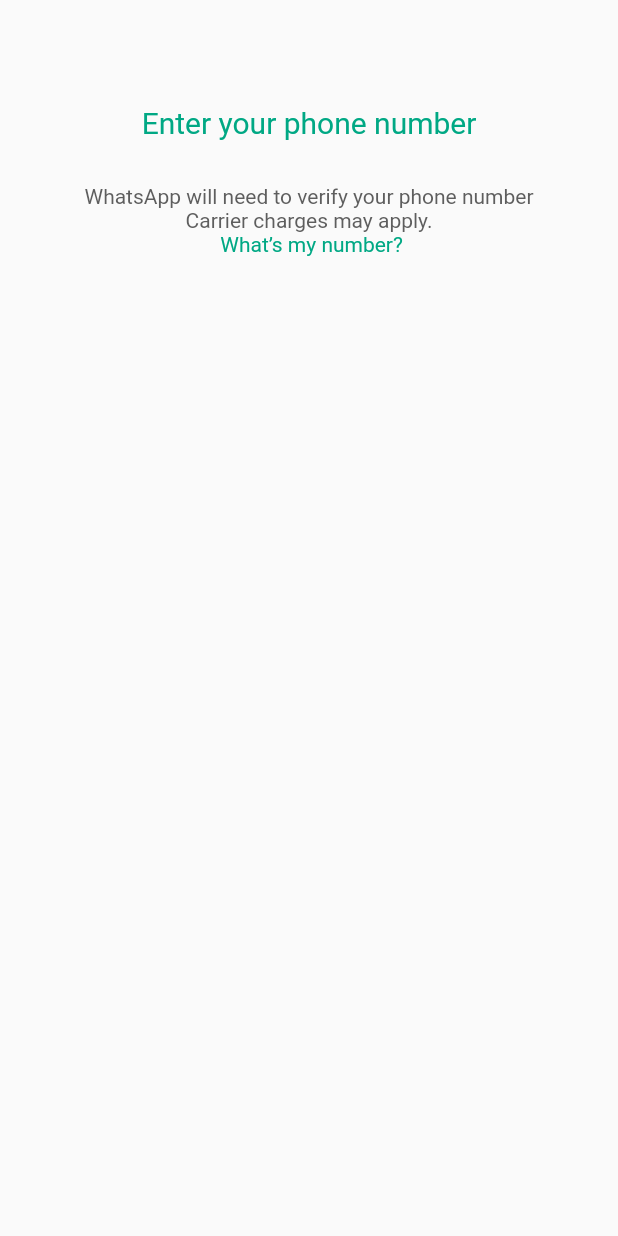
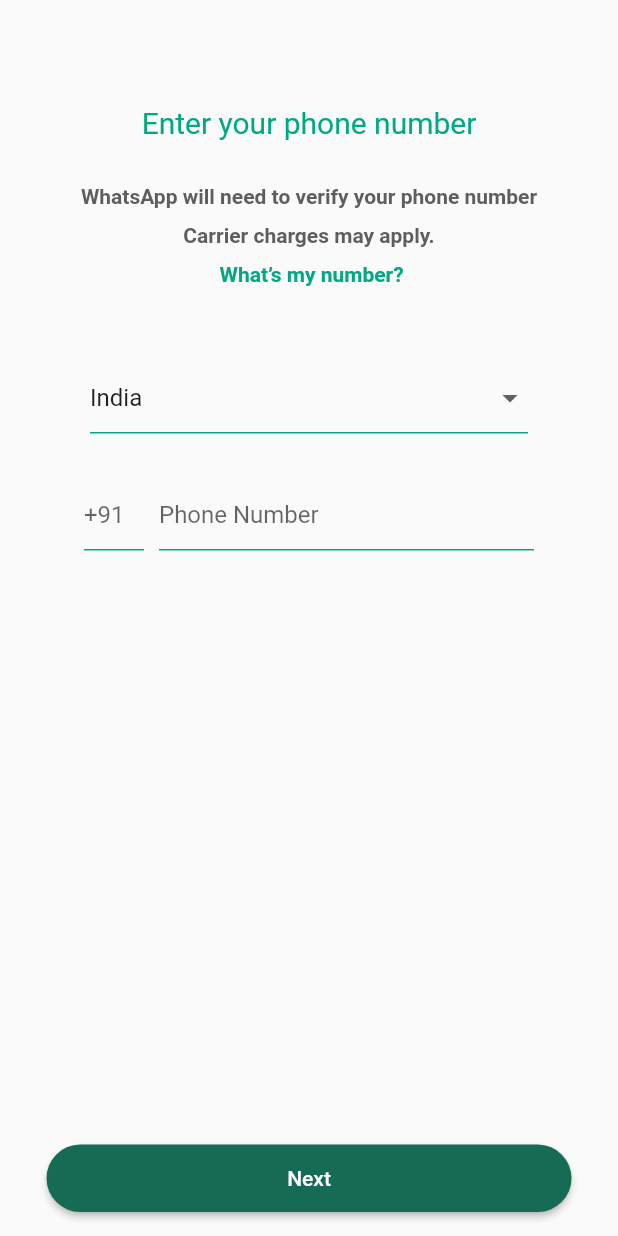
Before and after one commit to kushhmishra45-droid/beginning_of_new_chapter, a Flutter app: the screen it shows after launch, after a tap on "Agree and continue", on a phone screen of 412 x 824 dp. Run offline on Flutter 3.47's test engine with Material 3 defaults, Android fonts, the phone set to English and light mode, and no system bars.

Commit message:
Login screen completed

```diff
--- a/lib/Screens/login.dart
+++ b/lib/Screens/login.dart
@@ -1,8 +1,21 @@
+import 'package:begining_of_new_chapter/Screens/otpscreen.dart';
 import 'package:begining_of_new_chapter/widgets/uihelper.dart';
 import 'package:flutter/material.dart';
 
-class LoginScreen extends StatelessWidget {
+class LoginScreen extends StatefulWidget {
   const LoginScreen({super.key});
+
+  @override
+  State<LoginScreen> createState() => _LoginScreenState();
+}
+
+class _LoginScreenState extends State<LoginScreen> {
+
+TextEditingController phoneController = TextEditingController();
+
+String selectedCountry = "India";
+
+  List<String> countries = ["India", "USA", "UK", "Canada", "Australia"];
 
   @override
   Widget build(BuildContext context) {
@@ -14,15 +27,86 @@
         SizedBox(height: 70,),
           Uihelper.CustomText(text: "Enter your phone number" , height: 20 ,color: Color(0XFF00A884),fontWeight: FontWeight.normal),
           SizedBox(height: 30,),
-          Uihelper.CustomText(text: "WhatsApp will need to verify your phone number" , height: 14 ,color: Color(0XFF5E5E5E),fontWeight: FontWeight.normal),
-          Uihelper.CustomText(text: "Carrier charges may apply." , height: 14 ,color: Color(0XFF5E5E5E),fontWeight: FontWeight.normal),
-          Uihelper.CustomText(text: " What’s my number?" , height: 14 ,color: Color(0XFF00A884),fontWeight: FontWeight.normal),
+          Uihelper.CustomText(text: "WhatsApp will need to verify your phone number" , height: 14 ,color: Color(0XFF5E5E5E),fontWeight: FontWeight.bold),
+          SizedBox(height: 10,),
+          Uihelper.CustomText(text: "Carrier charges may apply." , height: 14 ,color: Color(0XFF5E5E5E),fontWeight: FontWeight.bold),
+          SizedBox(height: 10,),
+          Uihelper.CustomText(text: " What’s my number?" , height: 14 ,color: Color(0XFF00A884),fontWeight: FontWeight.bold),
           SizedBox(height: 50,),
+
+                    Padding(
+            padding: const EdgeInsets.only(left: 60, right: 60),
+            child: DropdownButtonFormField(items: countries.map((country) {
+              return DropdownMenuItem(
+                child: Text(country.toString()), value: country,
+              );
+            }).toList(), onChanged: (newvalue){
+              setState(() {
+                selectedCountry = newvalue!;
+              });
+            },value: selectedCountry,decoration: InputDecoration(
+              enabledBorder: UnderlineInputBorder(
+                borderSide: BorderSide(color: Color(0XFF00A884)),
+              ),
+                focusedBorder: UnderlineInputBorder(
+                borderSide: BorderSide(color: Color(0XFF00A884)),
+              ),
+            ),
+            ),
+          ),
+
+          SizedBox(height: 30,),
+       Row(
+        mainAxisAlignment: MainAxisAlignment.center,
+         children: [
+           SizedBox(
+            width: 40,
+            child: TextField(
+                keyboardType: TextInputType.number,
+                decoration: InputDecoration(
+                  hintText: "+91",
+                  border: UnderlineInputBorder(
+                    borderSide: BorderSide(color: Color(0XFF00A884)),
+                  ),
+                    focusedBorder: UnderlineInputBorder(
+                    borderSide: BorderSide(color: Color(0XFF00A884)),
+                  ),
+                  enabledBorder: UnderlineInputBorder(
+                    borderSide: BorderSide(color: Color(0XFF00A884)),
+                  ),
+                ),
+              ),
+            ),
+            SizedBox(width: 10,),
+          SizedBox(
+            width: 250,
+            child:TextField(
+                controller: phoneController,
+                keyboardType: TextInputType.number,
+                decoration: InputDecoration(
+                  hintText: "Phone Number",
+                  border: UnderlineInputBorder(
+                    borderSide: BorderSide(color: Color(0XFF00A884)),
+                  ),
+                    focusedBorder: UnderlineInputBorder(
+                    borderSide: BorderSide(color: Color(0XFF00A884)),
+                  ),
+                  enabledBorder: UnderlineInputBorder(
+                    borderSide: BorderSide(color: Color(0XFF00A884)),
+                  ),
+                ),
+              ),
+              ),
+         ],
+       )
           ],
         ),
       ),
+        floatingActionButton: Uihelper.CustomButton( callback: () {
+        Navigator.push(context, MaterialPageRoute(builder: (context) => OtpScreen()));
+       } ,buttonname: "Next", ),
+       floatingActionButtonLocation: FloatingActionButtonLocation.centerFloat,
     );
-
 
   }
 }
--- a/lib/Screens/otpscreen.dart
+++ b/lib/Screens/otpscreen.dart
@@ -20,17 +20,7 @@
           Uihelper.CustomText(text: " Wrong Number? " , height: 14 ,color: Color(0XFF00A884),fontWeight: FontWeight.normal),
 
           SizedBox(height: 50,),
-
-          DropdownButtonFormField(items: countries.map((country) {
-            return DropdownMenuItem(
-              child: Text(country.toString()), value: country,
-            );
-          }).toList(), onChanged: (value){
-            setState(() {
-              selectedCountry = value.toString();
-            });
-          }
-          ],
+          ]
         ),
       ),
     );
```
